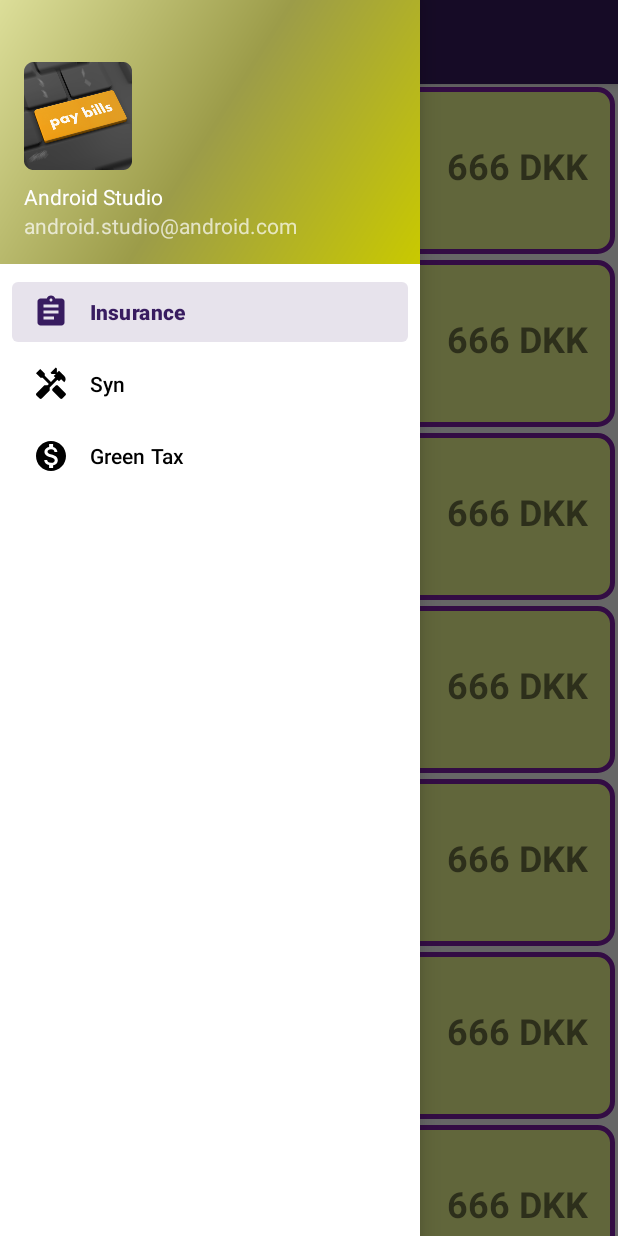
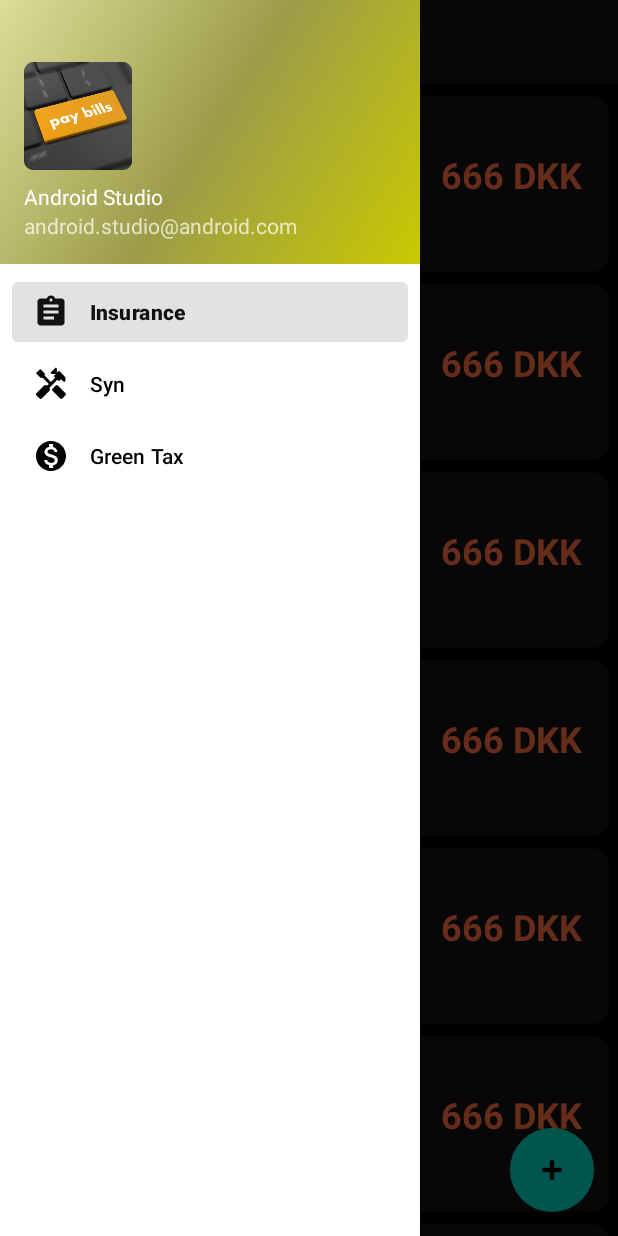
Before and after one commit to General-Dracula/Pay_The_Bills_9000, an Android app: the screen it shows after launch (MainActivity), with the side drawer open, on a phone screen of 412 x 824 dp. Run offline under Robolectric (Android 15) with nearby library versions, the phone set to English and light mode, and no system bars; our stand-ins replace navigation-ui.

Commit message:
Moved to material design dark and started implementing add insurance button

```diff
--- a/app/src/main/java/com/example/pay_the_bills_9000/ui/insurance/InsuranceFragment.java
+++ b/app/src/main/java/com/example/pay_the_bills_9000/ui/insurance/InsuranceFragment.java
@@ -18,6 +18,7 @@ import androidx.recyclerview.widget.LinearLayoutManager;
 import androidx.recyclerview.widget.RecyclerView;
 
 import com.example.pay_the_bills_9000.R;
+import com.google.android.material.floatingactionbutton.FloatingActionButton;
 
 import java.util.ArrayList;
 import java.util.List;
@@ -49,6 +50,16 @@ public class InsuranceFragment extends Fragment {
         insPoliciesList.hasFixedSize();
         //insPoliciesList.setLayoutManager(new LinearLayoutManager(this));
 
+        FloatingActionButton fab = view.findViewById(R.id.fab);
+        fab.setOnClickListener(new View.OnClickListener() {
+            @Override
+            public void onClick(View view) {
+                System.out.println("-----------butonul a fost apasat");
+            }
+        });
+
+
+
         return view;
     }
 
--- a/app/src/main/res/drawable/border_style.xml
+++ b/app/src/main/res/drawable/border_style.xml
@@ -2,7 +2,7 @@
 <shape xmlns:android="http://schemas.android.com/apk/res/android"
 android:shape="rectangle">
 
-    <solid android:color="#F4FF95"/>
+    <solid android:color="#121212"/>
 <corners
     android:radius="10dp"
     android:topRightRadius="10dp"
@@ -10,7 +10,7 @@ android:shape="rectangle">
     android:bottomLeftRadius="10dp" />
 <stroke
     android:width="3dp"
-    android:color="#801dab" />
+    android:color="#121212" />
     <padding
         android:top="10dp"
         android:right="2dp"
--- a/app/src/main/res/layout/fragment_insurance.xml
+++ b/app/src/main/res/layout/fragment_insurance.xml
@@ -4,7 +4,21 @@
     xmlns:tools="http://schemas.android.com/tools"
     android:layout_width="match_parent"
     android:layout_height="match_parent"
+    android:background="#000000"
     tools:context=".ui.insurance.InsuranceFragment">
+
+    <com.google.android.material.floatingactionbutton.FloatingActionButton
+        android:id="@+id/fab"
+        android:layout_width="wrap_content"
+        android:layout_height="wrap_content"
+        android:layout_gravity="end|bottom"
+        android:layout_margin="16dp"
+        android:layout_marginEnd="8dp"
+        android:layout_marginBottom="8dp"
+        android:contentDescription="butonadaugare"
+        android:src="@android:drawable/ic_input_add"
+        app:layout_constraintBottom_toBottomOf="parent"
+        app:layout_constraintEnd_toEndOf="parent" />
 
 
     <androidx.recyclerview.widget.RecyclerView
@@ -16,14 +30,14 @@
         app:layout_constraintStart_toStartOf="parent"
         app:layout_constraintTop_toTopOf="parent" />
 
-    <LinearLayout xmlns:android="http://schemas.android.com/apk/res/android"
-    android:layout_width="match_parent"
+    <LinearLayout
+        android:layout_width="match_parent"
     android:layout_height="match_parent">
 
-    <androidx.recyclerview.widget.RecyclerView
-        android:layout_width="match_parent"
-        android:layout_height="match_parent"
-        android:id="@+id/rv"/>
+        <androidx.recyclerview.widget.RecyclerView
+            android:id="@+id/rv"
+            android:layout_width="match_parent"
+            android:layout_height="match_parent" />
 
-</LinearLayout>
+    </LinearLayout>
 </androidx.constraintlayout.widget.ConstraintLayout>
--- a/app/src/main/res/layout/insuranceitem.xml
+++ b/app/src/main/res/layout/insuranceitem.xml
@@ -4,19 +4,21 @@
     xmlns:tools="http://schemas.android.com/tools"
     android:layout_width="match_parent"
     android:background="@drawable/border_style"
-    android:layout_margin="2dp"
+    android:layout_marginLeft="6dp"
+    android:layout_marginRight="6dp"
+    android:layout_marginTop="8dp"
     android:layout_height="wrap_content">
-
 
 
     <TextView
         android:id="@+id/insurerer"
-        android:layout_width="154dp"
-        android:layout_height="25dp"
+        android:layout_width="189dp"
+        android:layout_height="31dp"
         android:layout_marginStart="16dp"
         android:layout_marginTop="16dp"
         android:text="Gigel Frone SRL"
-        android:textSize="18sp"
+        android:textColor="#536DFE"
+        android:textSize="21sp"
         app:layout_constraintStart_toStartOf="parent"
         app:layout_constraintTop_toTopOf="parent" />
 
@@ -27,6 +29,7 @@
         android:layout_marginTop="16dp"
         android:layout_marginBottom="16dp"
         android:text="12.12.2021 - 12.12.2022"
+        android:textColor="#64FFDA"
         app:layout_constraintBottom_toBottomOf="parent"
         app:layout_constraintStart_toStartOf="@+id/insurerer"
         app:layout_constraintTop_toBottomOf="@+id/insurerer" />
@@ -39,6 +42,7 @@
         android:layout_marginEnd="16dp"
         android:text="8000 DKK"
         android:textAlignment="textEnd"
+        android:textColor="#FF6E40"
         android:textSize="24sp"
         android:textStyle="bold"
         app:layout_constraintEnd_toEndOf="parent"
--- a/app/src/main/res/values/colors.xml
+++ b/app/src/main/res/values/colors.xml
@@ -1,8 +1,8 @@
 <?xml version="1.0" encoding="utf-8"?>
 <resources>
     <color name="purple_200">#FFBB86FC</color>
-    <color name="purple_500">#381C60</color>
-    <color name="purple_700">#4A3577</color>
+    <color name="purple_500">#121212</color>
+    <color name="purple_700">#000000</color>
     <color name="teal_200">#FF03DAC5</color>
     <color name="teal_700">#FF018786</color>
     <color name="black">#FF000000</color>
```
